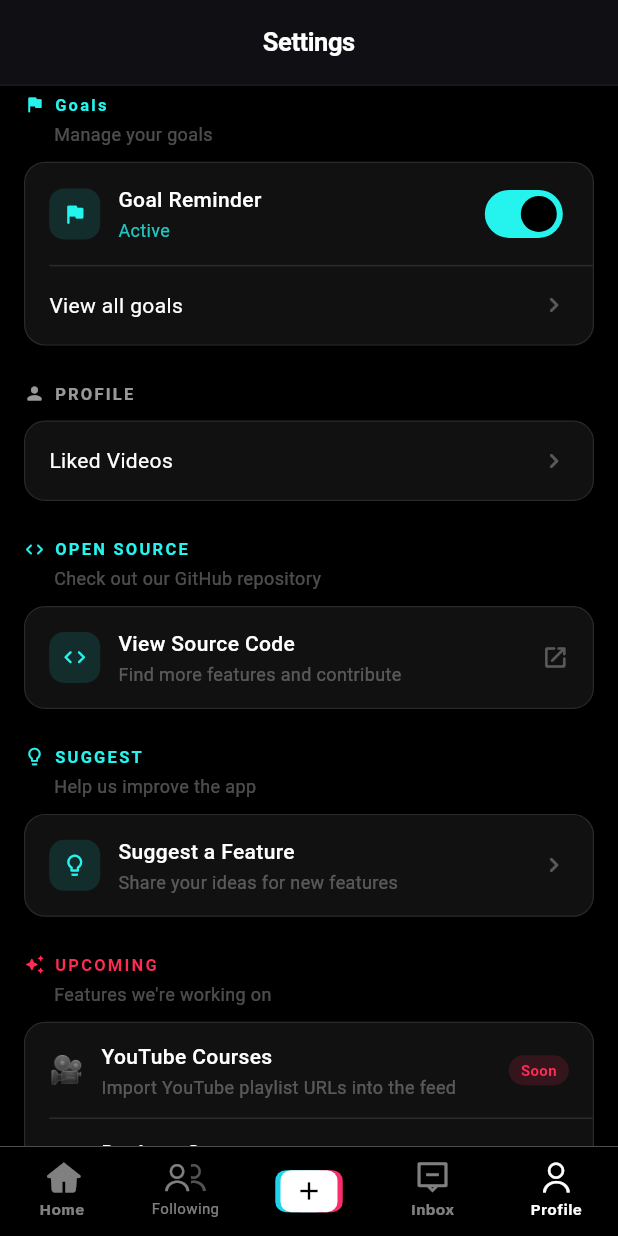
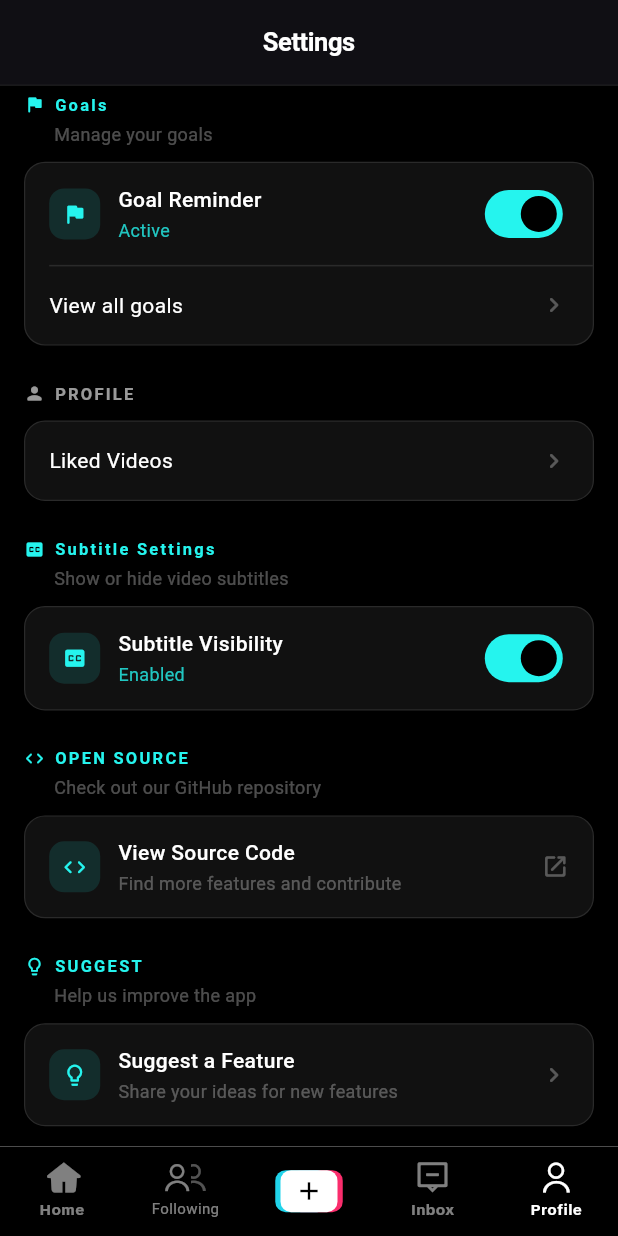
Before and after one commit to amrabdelhameeed/tikgood, a Flutter app: the SettingsPage screen opened by its route, scrolled down 576 dp, on a phone screen of 412 x 824 dp. Run offline on Flutter 3.47's test engine with Material 3 defaults, Android fonts, the light colour scheme and no system bars; our stand-ins replace bloc, cloud_firestore, device_info_plus, easy_localization, file_picker, firebase_analytics and 18 more; missing offline and left inert: android_pip, avatar_plus, background_on_back, clarity_flutter, media_kit, media_kit_video and 2 more; accounts and stored records are empty; project files that could hold a hidden picture were left out.

Commit message:
feat: add subtitle visibility settings

```diff
--- a/lib/core/database/storage_service.dart
+++ b/lib/core/database/storage_service.dart
@@ -112,6 +112,11 @@ class StorageService {
   Future<void> saveCloudinaryUploadPreset(String preset) async =>
       await settingsBox.put('cloudinary_upload_preset', preset);
 
+  // --- Settings: Subtitle visibility ---
+  bool getSubtitleVisible() => settingsBox.get('subtitle_visible') ?? true;
+  Future<void> saveSubtitleVisible(bool visible) async =>
+      await settingsBox.put('subtitle_visible', visible);
+
   // --- Settings: Last viewed video ---
   String? getLastViewedVideoId() => settingsBox.get('last_viewed_video_id');
   Future<void> saveLastViewedVideoId(String videoId) async =>
@@ -193,11 +198,13 @@ class StorageService {
   }
 
   // --- Streak ---
-  int getStreakCount() => settingsBox.get('streak_count', defaultValue: 0) as int;
+  int getStreakCount() =>
+      settingsBox.get('streak_count', defaultValue: 0) as int;
   Future<void> saveStreakCount(int count) async =>
       await settingsBox.put('streak_count', count);
 
-  String? getLastOpenDate() => settingsBox.get('streak_last_open_date') as String?;
+  String? getLastOpenDate() =>
+      settingsBox.get('streak_last_open_date') as String?;
   Future<void> saveLastOpenDate(String isoDate) async =>
       await settingsBox.put('streak_last_open_date', isoDate);
 
--- a/lib/features/settings/presentation/pages/settings_page.dart
+++ b/lib/features/settings/presentation/pages/settings_page.dart
@@ -60,6 +60,7 @@ class _SettingsPageState extends State<SettingsPage>
   bool _interceptEnabled = false;
   bool _showSaved = false;
   bool _goalReminderEnabled = true;
+  bool _subtitleVisible = true;
 
   static const String _notionApiKeyVideoUrl =
       'https://www.youtube.com/watch?v=d4UeQVHB0vo';
@@ -110,6 +111,10 @@ class _SettingsPageState extends State<SettingsPage>
     // Initialize goal reminder setting
     final goalService = context.read<GoalService>();
     _goalReminderEnabled = goalService.getGoalReminderEnabled();
+
+    // Initialize subtitle visibility setting
+    final storageService = context.read<StorageService>();
+    _subtitleVisible = storageService.getSubtitleVisible();
   }
 
   @override
@@ -298,6 +303,15 @@ class _SettingsPageState extends State<SettingsPage>
                 label: 'settings_liked_videos'.tr(),
                 onTap: () => context.push('/liked-videos'),
               ),
+            ],
+          ),
+          _buildSection(
+            label: 'settings_section_subtitle'.tr(),
+            subtitle: 'settings_subtitle_subtitle'.tr(),
+            icon: Icons.closed_caption_rounded,
+            iconColor: _kCyan,
+            children: [
+              _buildSubtitleVisibilityRow(),
             ],
           ),
           _buildSection(
@@ -755,6 +769,63 @@ class _SettingsPageState extends State<SettingsPage>
     });
   }
 
+  Widget _buildSubtitleVisibilityRow() {
+    return Padding(
+      padding: const EdgeInsets.symmetric(horizontal: 16, vertical: 14),
+      child: Row(
+        children: [
+          Container(
+            width: 34,
+            height: 34,
+            decoration: BoxDecoration(
+              color: _kCyan.withOpacity(0.12),
+              borderRadius: BorderRadius.circular(10),
+            ),
+            child: const Icon(Icons.closed_caption_rounded,
+                color: _kCyan, size: 17),
+          ),
+          const SizedBox(width: 12),
+          Expanded(
+            child: Column(
+              crossAxisAlignment: CrossAxisAlignment.start,
+              children: [
+                Text(
+                  'settings_subtitle_visibility_title'.tr(),
+                  style: const TextStyle(
+                    color: _kWhite,
+                    fontSize: 14,
+                    fontWeight: FontWeight.w500,
+                  ),
+                ),
+                const SizedBox(height: 2),
+                Text(
+                  _subtitleVisible ? 'enabled'.tr() : 'disabled'.tr(),
+                  style: TextStyle(
+                    color:
+                        _subtitleVisible ? _kCyan.withOpacity(0.8) : _kWhite30,
+                    fontSize: 12,
+                  ),
+                ),
+              ],
+            ),
+          ),
+          _buildTikTokSwitch(
+            value: _subtitleVisible,
+            onChanged: _toggleSubtitleVisibility,
+          ),
+        ],
+      ),
+    );
+  }
+
+  Future<void> _toggleSubtitleVisibility(bool value) async {
+    final storageService = context.read<StorageService>();
+    await storageService.saveSubtitleVisible(value);
+    setState(() {
+      _subtitleVisible = value;
+    });
+  }
+
   /// TikTok-branded switch: cyan track when on, red thumb glow
   Widget _buildTikTokSwitch({
     required bool value,
--- a/lib/widgets/video_player/video_feed_view.dart
+++ b/lib/widgets/video_player/video_feed_view.dart
@@ -6,6 +6,7 @@ import 'package:tikgood/core/widgets/tiktok_loading_widget.dart';
 import 'package:tikgood/features/courses/presentation/pages/course_profile_page.dart';
 import '../../features/home/presentation/bloc/app_cubit.dart';
 import '../../features/home/presentation/bloc/app_state.dart';
+import '../../core/database/storage_service.dart';
 import 'video_item.dart';
 import 'top_navigation.dart';
 
@@ -124,6 +125,9 @@ class VideoFeedViewState extends State<VideoFeedView> {
                             initialTimestamp: state.targetVideoId == video.id
                                 ? state.targetTimestamp
                                 : null,
+                            subtitleVisible: context
+                                .read<StorageService>()
+                                .getSubtitleVisible(),
                           ),
                         );
                       },
```
Also changed, not shown: lib/widgets/video_player/video_item.dart (+51 -40 lines), assets/translations/ar.json, assets/translations/en.json.
